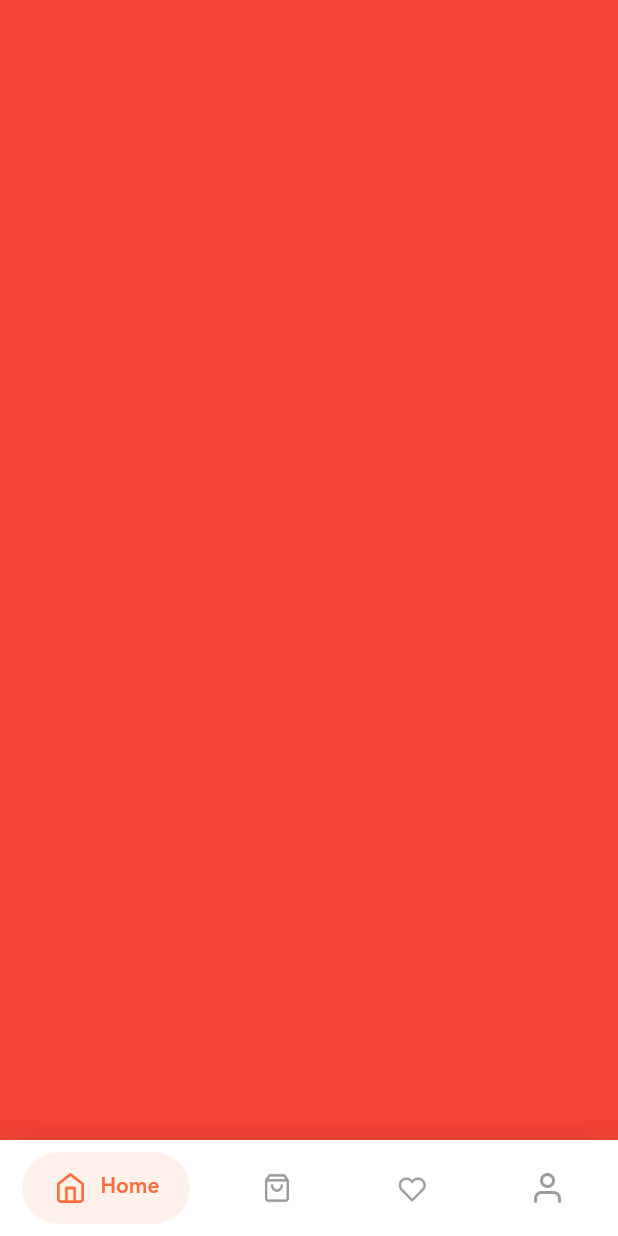
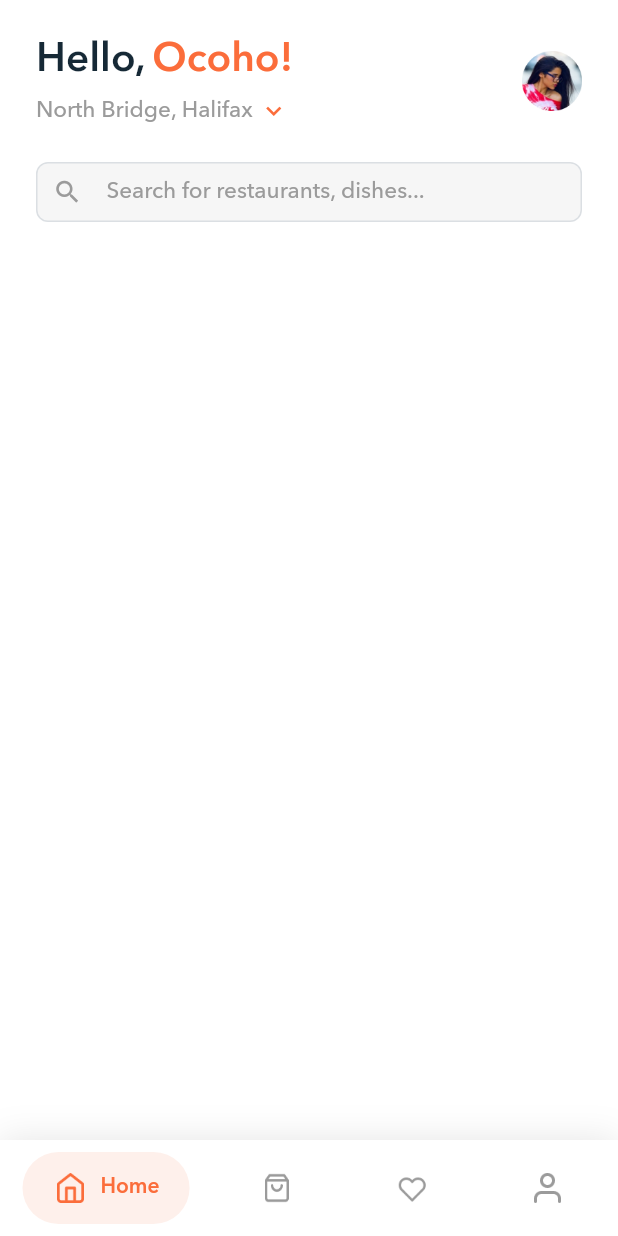
Before and after one commit to TrungNguyen1208/foodedu, a Flutter app: the screen it shows after launch, on a phone screen of 412 x 824 dp. Run offline on Flutter 3.47's test engine with Material 2 defaults, Android fonts, the phone set to English and light mode, and no system bars; drawn by our look-alikes of google_nav_bar; our stand-ins replace flutter_screenutil; project files that could hold a hidden picture were left out.

Commit message:
Add search view home screen

```diff
--- /dev/null
+++ b/lib/commom/container/search_container.dart
@@ -0,0 +1,55 @@
+import 'package:flutter/material.dart';
+import 'package:foodedu/general/constant/app_constant.dart';
+import 'package:foodedu/general/constant/app_theme.dart';
+
+class SearchContainer extends StatelessWidget {
+  final String placeHolder;
+  final VoidCallback onPress;
+
+  const SearchContainer({
+    Key key,
+    this.placeHolder = 'Search',
+    this.onPress,
+  }) : super(key: key);
+
+  @override
+  Widget build(BuildContext context) {
+    return Container(
+      width: double.infinity,
+      height: 40,
+      decoration: BoxDecoration(
+          color: AppColor.offWhite,
+          shape: BoxShape.rectangle,
+          borderRadius: const BorderRadius.all(Radius.circular(8.0)),
+          border: Border.all(
+            width: 1.0,
+            color: AppColor.borderSearch,
+          )),
+      child: GestureDetector(
+        onTap: onPress ?? () {},
+        child: Padding(
+          padding: const EdgeInsets.symmetric(horizontal: 10.0),
+          child: Row(
+            children: <Widget>[
+              const Icon(
+                Icons.search,
+                color: AppColor.gray,
+                size: 20.0,
+              ),
+              const SizedBox(width: AppMargin.big),
+              Expanded(
+                child: Text(placeHolder,
+                    textAlign: TextAlign.left,
+                    maxLines: 1,
+                    style: Theme.of(context)
+                        .textTheme
+                        .bodyText2
+                        .copyWith(color: AppColor.gray, height: 1.2, )),
+              )
+            ],
+          ),
+        ),
+      ),
+    );
+  }
+}
--- a/lib/commom/text/right_link_text.dart
+++ b/lib/commom/text/right_link_text.dart
@@ -8,12 +8,13 @@ class RightLinkText extends StatelessWidget {
   final VoidCallback onPressedLink;
   final TextAlign textAlign;
 
-  const RightLinkText({Key key,
+  const RightLinkText({
+    Key key,
     @required this.textLeft,
     @required this.textRight,
     this.onPressedLink,
-    this.textAlign = TextAlign.start,})
-      : super(key: key);
+    this.textAlign = TextAlign.start,
+  }) : super(key: key);
 
   @override
   Widget build(BuildContext context) {
@@ -22,21 +23,19 @@ class RightLinkText extends StatelessWidget {
       text: TextSpan(children: <TextSpan>[
         TextSpan(
             text: textLeft ?? '',
-            style: Theme
-                .of(context)
+            style: Theme.of(context)
                 .textTheme
                 .bodyText2
                 .copyWith(color: AppColor.lightBlueGray)),
         const TextSpan(text: ' '),
         TextSpan(
           text: textRight ?? '',
-          style: Theme
-              .of(context)
+          style: Theme.of(context)
               .textTheme
               .bodyText2
               .copyWith(color: AppColor.primary),
           recognizer: TapGestureRecognizer()
-            ..onTap = (onPressedLink != null) ? onPressedLink : () {},
+            ..onTap = onPressedLink ?? () {},
         ),
       ]),
     );
--- a/lib/feature/module_home/home_tab/home_tab_screen.dart
+++ b/lib/feature/module_home/home_tab/home_tab_screen.dart
@@ -1,4 +1,8 @@
 import 'package:flutter/material.dart';
+import 'package:foodedu/commom/container/search_container.dart';
+import 'package:foodedu/general/constant/app_constant.dart';
+import 'package:foodedu/general/constant/app_image_path.dart';
+import 'package:foodedu/general/constant/app_theme.dart';
 
 class HomeTabScreen extends StatefulWidget {
   @override
@@ -8,8 +12,86 @@ class HomeTabScreen extends StatefulWidget {
 class _HomeTabScreenState extends State<HomeTabScreen> {
   @override
   Widget build(BuildContext context) {
-    return Container(
-      color: Colors.red,
+    return SafeArea(
+      child: ListView(
+        scrollDirection: Axis.vertical,
+        children: <Widget>[
+          const SizedBox(height: AppMargin.litterBigger),
+          _buildWelcomeHeader(),
+          Padding(
+            padding: const EdgeInsets.symmetric(
+                horizontal: AppMargin.paddingContentHoz,
+                vertical: AppMargin.litterBigger),
+            child: SearchContainer(
+              placeHolder: 'Search for restaurants, dishes...',
+              onPress: _onPressSearch,
+            ),
+          ),
+        ],
+      ),
     );
   }
+
+  Widget _buildWelcomeHeader() {
+    return Container(
+      padding:
+          const EdgeInsets.symmetric(horizontal: AppMargin.paddingContentHoz),
+      child: Row(
+        children: <Widget>[
+          Column(
+            crossAxisAlignment: CrossAxisAlignment.start,
+            children: <Widget>[
+              RichText(
+                text: TextSpan(
+                  children: <TextSpan>[
+                    TextSpan(
+                        text: 'Hello,',
+                        style: Theme.of(context)
+                            .textTheme
+                            .headline4
+                            .copyWith(color: const Color(0xff162936))),
+                    const TextSpan(text: ' '),
+                    TextSpan(
+                      text: 'Ocoho!',
+                      style: Theme.of(context)
+                          .textTheme
+                          .headline4
+                          .copyWith(color: AppColor.primary),
+                    ),
+                  ],
+                ),
+              ),
+              const SizedBox(height: AppMargin.normal),
+              Row(
+                children: [
+                  Text('North Bridge, Halifax',
+                      textAlign: TextAlign.left,
+                      style: Theme.of(context).textTheme.bodyText2.copyWith(color: AppColor.gray)),
+                  const SizedBox(width: AppMargin.small),
+                  const Icon(
+                    Icons.keyboard_arrow_down_sharp,
+                    color: AppColor.primary,
+                    size: 20.0,
+                  ),
+                ],
+              ),
+            ],
+          ),
+          const Spacer(),
+          Container(
+              width: 40,
+              height: 40,
+              decoration: const BoxDecoration(
+                borderRadius: BorderRadius.all(Radius.circular(6.0)),
+                image: DecorationImage(
+                  fit: BoxFit.cover,
+                  image: AssetImage(AppImagePath.avatar),
+                ),
+              ))
+        ],
+      ),
+    );
+  }
+
+  void _onPressSearch() {}
 }
--- a/lib/general/constant/app_theme.dart
+++ b/lib/general/constant/app_theme.dart
@@ -47,6 +47,7 @@ class AppColor {
 
   static const Color defaultText = Color(0xff4F585E);
   static const Color borderTextField = Color(0xffa7aaab);
+  static const Color borderSearch = Color(0xffDBDFE3);
 
   static const Color bgNavBar = Color(0xffFEF0EB);
 }
```
